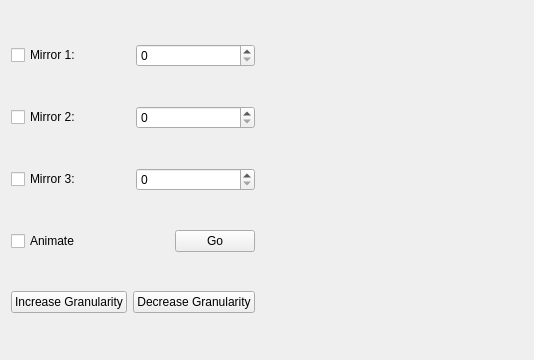
mrafcho001/SpiroSim, file mainwindow.ui: the form before one commit.
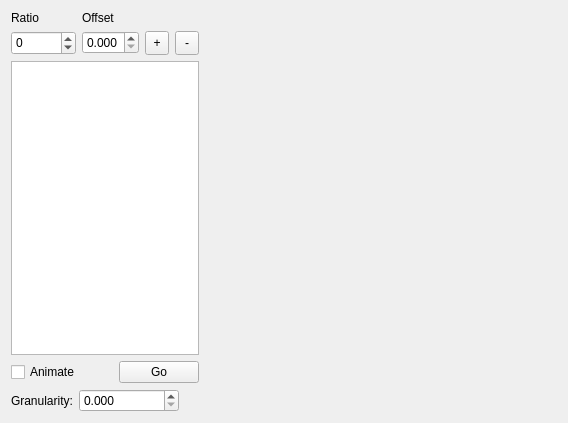
The form after the commit. Custom widgets are drawn as their Qt base class.

Commit message: Reworked the UI to allow for arbitrary number of mirrors.

What changed in the file:
```diff
--- a/mainwindow.ui
+++ b/mainwindow.ui
@@ -6,71 +6,120 @@
    <rect>
     <x>0</x>
     <y>0</y>
-    <width>534</width>
-    <height>360</height>
+    <width>568</width>
+    <height>423</height>
    </rect>
   </property>
   <property name="windowTitle">
    <string>MainWindow</string>
   </property>
   <widget class="QWidget" name="centralWidget">
-   <layout class="QHBoxLayout" name="horizontalLayout_6" stretch="1,10">
+   <layout class="QHBoxLayout" name="horizontalLayout_2" stretch="1,100">
     <item>
      <layout class="QVBoxLayout" name="verticalLayout_2">
+      <property name="sizeConstraint">
+       <enum>QLayout::SetDefaultConstraint</enum>
+      </property>
       <item>
-       <layout class="QHBoxLayout" name="horizontalLayout">
-        <item>
-         <widget class="QCheckBox" name="cbMirror1">
+       <layout class="QGridLayout" name="gridLayout" columnstretch="100,100,1,1">
+        <item row="0" column="1">
+         <widget class="QLabel" name="label_3">
+          <property name="sizePolicy">
+           <sizepolicy hsizetype="Minimum" vsizetype="Minimum">
+            <horstretch>0</horstretch>
+            <verstretch>0</verstretch>
+           </sizepolicy>
+          </property>
           <property name="text">
-           <string>Mirror 1:</string>
+           <string>Offset</string>
           </property>
          </widget>
         </item>
-        <item>
-         <widget class="QSpinBox" name="sbMirror1_ratio">
-          <property name="maximum">
-           <number>1000000000</number>
+        <item row="0" column="0">
+         <widget class="QLabel" name="label_2">
+          <property name="sizePolicy">
+           <sizepolicy hsizetype="Minimum" vsizetype="Minimum">
+            <horstretch>0</horstretch>
+            <verstretch>0</verstretch>
+           </sizepolicy>
           </property>
+          <property name="text">
+           <string>Ratio</string>
+          </property>
          </widget>
         </item>
-       </layout>
-      </item>
-      <item>
-       <layout class="QHBoxLayout" name="horizontalLayout_3">
-        <item>
-         <widget class="QCheckBox" name="cbMirror2">
-          <property name="text">
-           <string>Mirror 2:</string>
+        <item row="1" column="1">
+         <widget class="QDoubleSpinBox" name="dsbOffset">
+          <property name="decimals">
+           <number>3</number>
           </property>
+          <property name="maximum">
+           <double>6.283000000000000</double>
+          </property>
+          <property name="singleStep">
+           <double>0.100000000000000</double>
+          </property>
          </widget>
         </item>
-        <item>
-         <widget class="QSpinBox" name="sbMirror2_ratio">
+        <item row="1" column="0">
+         <widget class="QSpinBox" name="sbRatio">
+          <property name="sizePolicy">
+           <sizepolicy hsizetype="Minimum" vsizetype="Preferred">
+            <horstretch>0</horstretch>
+            <verstretch>0</verstretch>
+           </sizepolicy>
+          </property>
+          <property name="minimum">
+           <number>-10000</number>
+          </property>
           <property name="maximum">
-           <number>1000000000</number>
+           <number>10000</number>
           </property>
          </widget>
         </item>
-       </layout>
-      </item>
-      <item>
-       <layout class="QHBoxLayout" name="horizontalLayout_2">
-        <item>
-         <widget class="QCheckBox" name="cbMirror3">
+        <item row="1" column="3">
+         <widget class="QToolButton" name="tbRemove">
+          <property name="sizePolicy">
+           <sizepolicy hsizetype="Minimum" vsizetype="Fixed">
+            <horstretch>0</horstretch>
+            <verstretch>0</verstretch>
+           </sizepolicy>
+          </property>
+          <property name="minimumSize">
+           <size>
+            <width>24</width>
+            <height>24</height>
+           </size>
+          </property>
           <property name="text">
-           <string>Mirror 3:</string>
+           <string>-</string>
           </property>
          </widget>
         </item>
-        <item>
-         <widget class="QSpinBox" name="sbMirror3_ratio">
-          <property name="maximum">
-           <number>1000000000</number>
+        <item row="1" column="2">
+         <widget class="QToolButton" name="tbAdd">
+          <property name="sizePolicy">
+           <sizepolicy hsizetype="Minimum" vsizetype="Fixed">
+            <horstretch>0</horstretch>
+            <verstretch>0</verstretch>
+           </sizepolicy>
           </property>
+          <property name="minimumSize">
+           <size>
+            <width>24</width>
+            <height>24</height>
+           </size>
+          </property>
+          <property name="text">
+           <string>+</string>
+          </property>
          </widget>
         </item>
        </layout>
       </item>
+      <item>
+       <widget class="QListWidget" name="lwMirrorList"/>
+      </item>
       <item>
        <layout class="QHBoxLayout" name="horizontalLayout_4">
         <item>
@@ -103,21 +152,58 @@
        </layout>
       </item>
       <item>
-       <layout class="QHBoxLayout" name="horizontalLayout_5">
+       <layout class="QHBoxLayout" name="horizontalLayout" stretch="1,100,0">
         <item>
-         <widget class="QPushButton" name="pbIncGran">
+         <widget class="QLabel" name="label">
+          <property name="sizePolicy">
+           <sizepolicy hsizetype="Minimum" vsizetype="Preferred">
+            <horstretch>0</horstretch>
+            <verstretch>0</verstretch>
+           </sizepolicy>
+          </property>
           <property name="text">
-           <string>Increase Granularity</string>
+           <string>Granularity:</string>
           </property>
          </widget>
         </item>
         <item>
-         <widget class="QPushButton" name="pbDecGran">
-          <property name="text">
-           <string>Decrease Granularity</string>
+         <widget class="QDoubleSpinBox" name="dsbGranularity">
+          <property name="sizePolicy">
+           <sizepolicy hsizetype="Preferred" vsizetype="Fixed">
+            <horstretch>0</horstretch>
+            <verstretch>0</verstretch>
+           </sizepolicy>
           </property>
+          <property name="minimumSize">
+           <size>
+            <width>100</width>
+            <height>0</height>
+           </size>
+          </property>
+          <property name="decimals">
+           <number>3</number>
+          </property>
+          <property name="maximum">
+           <double>5.000000000000000</double>
+          </property>
+          <property name="singleStep">
+           <double>0.010000000000000</double>
+          </property>
          </widget>
         </item>
+        <item>
+         <spacer name="horizontalSpacer_2">
+          <property name="orientation">
+           <enum>Qt::Horizontal</enum>
+          </property>
+          <property name="sizeHint" stdset="0">
+           <size>
+            <width>40</width>
+            <height>20</height>
+           </size>
+          </property>
+         </spacer>
+        </item>
        </layout>
       </item>
      </layout>
```
Left out of the diff: 1 changed line with no effect on the pictures. The commit also changes 7 other files.
